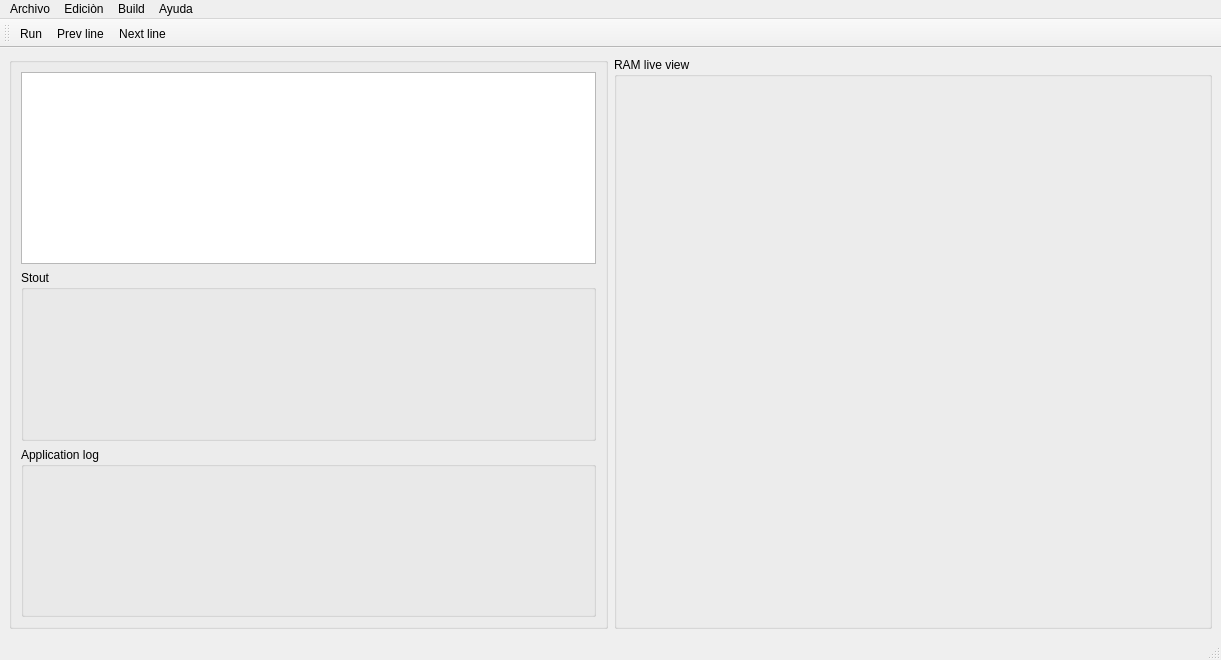
Qt form Mainwindow.ui (ITCR-IV/C-factorial) before a commit.
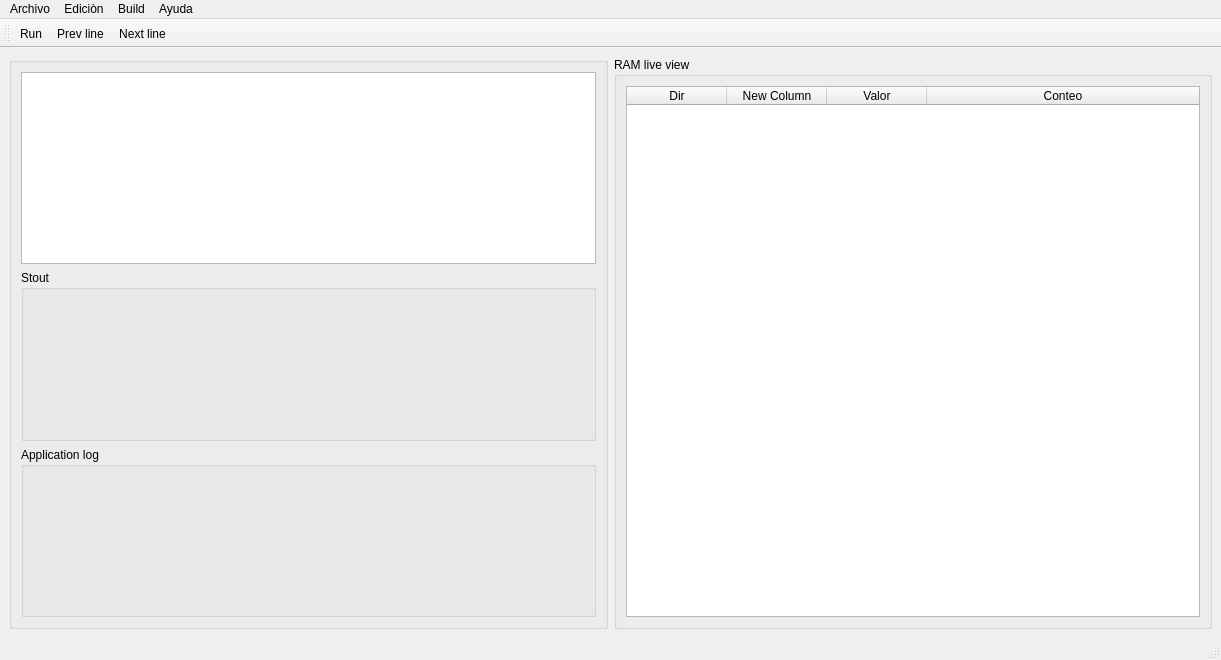
The same form after that commit. Icons and pictures are not drawn.

Commit message: add table for RAM live view

```diff
--- a/Mainwindow.ui
+++ b/Mainwindow.ui
@@ -23,8 +23,62 @@
    <bool>false</bool>
   </property>
   <widget class="QWidget" name="centralwidget">
-   <layout class="QHBoxLayout" name="horizontalLayout_2">
-    <item>
+   <layout class="QGridLayout" name="gridLayout">
+    <item row="0" column="1">
+     <widget class="QGroupBox" name="groupBox">
+      <property name="title">
+       <string>RAM live view</string>
+      </property>
+      <layout class="QHBoxLayout" name="horizontalLayout">
+       <item>
+        <widget class="QTableWidget" name="tableWidget">
+         <property name="sizePolicy">
+          <sizepolicy hsizetype="Preferred" vsizetype="Minimum">
+           <horstretch>0</horstretch>
+           <verstretch>0</verstretch>
+          </sizepolicy>
+         </property>
+         <property name="layoutDirection">
+          <enum>Qt::LeftToRight</enum>
+         </property>
+         <property name="autoFillBackground">
+          <bool>false</bool>
+         </property>
+         <attribute name="horizontalHeaderCascadingSectionResizes">
+          <bool>false</bool>
+         </attribute>
+         <attribute name="horizontalHeaderShowSortIndicator" stdset="0">
+          <bool>false</bool>
+         </attribute>
+         <attribute name="horizontalHeaderStretchLastSection">
+          <bool>true</bool>
+         </attribute>
+         <column>
+          <property name="text">
+           <string>Dir</string>
+          </property>
+         </column>
+         <column>
+          <property name="text">
+           <string>New Column</string>
+          </property>
+         </column>
+         <column>
+          <property name="text">
+           <string>Valor</string>
+          </property>
+         </column>
+         <column>
+          <property name="text">
+           <string>Conteo</string>
+          </property>
+         </column>
+        </widget>
+       </item>
+      </layout>
+     </widget>
+    </item>
+    <item row="0" column="0">
      <widget class="QGroupBox" name="groupBox_2">
       <property name="title">
        <string/>
@@ -57,13 +111,6 @@
       </layout>
      </widget>
     </item>
-    <item>
-     <widget class="QGroupBox" name="groupBox">
-      <property name="title">
-       <string>RAM live view</string>
-      </property>
-     </widget>
-    </item>
    </layout>
   </widget>
   <widget class="QMenuBar" name="menubar">
```
